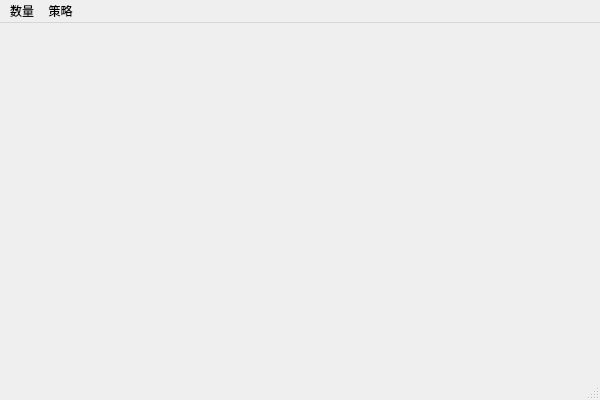
Above: config_mainwindow.ui from aobocodo/QTGUI_2 before the change. Below: the same form after it.
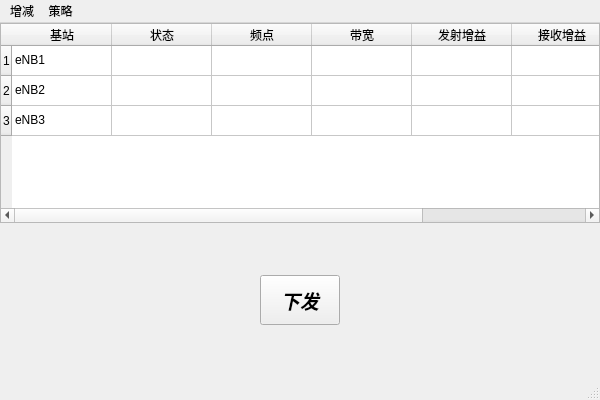
That is the form after the change.

Commit message: [M]add self-config panel

The edit to the form file:
```diff
--- a/config_mainwindow.ui
+++ b/config_mainwindow.ui
@@ -13,7 +13,175 @@
   <property name="windowTitle">
    <string>MainWindow</string>
   </property>
-  <widget class="QWidget" name="centralwidget"/>
+  <widget class="QWidget" name="centralwidget">
+   <layout class="QVBoxLayout" name="verticalLayout">
+    <property name="spacing">
+     <number>0</number>
+    </property>
+    <property name="leftMargin">
+     <number>0</number>
+    </property>
+    <property name="topMargin">
+     <number>0</number>
+    </property>
+    <property name="rightMargin">
+     <number>0</number>
+    </property>
+    <property name="bottomMargin">
+     <number>0</number>
+    </property>
+    <item>
+     <widget class="QTableWidget" name="tableWidget">
+      <property name="maximumSize">
+       <size>
+        <width>16777215</width>
+        <height>200</height>
+       </size>
+      </property>
+      <property name="styleSheet">
+       <string notr="true"/>
+      </property>
+      <row>
+       <property name="text">
+        <string>1</string>
+       </property>
+      </row>
+      <row>
+       <property name="text">
+        <string>2</string>
+       </property>
+      </row>
+      <row>
+       <property name="text">
+        <string>3</string>
+       </property>
+      </row>
+      <column>
+       <property name="text">
+        <string>基站</string>
+       </property>
+      </column>
+      <column>
+       <property name="text">
+        <string>状态</string>
+       </property>
+      </column>
+      <column>
+       <property name="text">
+        <string>频点</string>
+       </property>
+      </column>
+      <column>
+       <property name="text">
+        <string>带宽</string>
+       </property>
+      </column>
+      <column>
+       <property name="text">
+        <string>发射增益</string>
+       </property>
+      </column>
+      <column>
+       <property name="text">
+        <string>接收增益</string>
+       </property>
+      </column>
+      <column>
+       <property name="text">
+        <string>功率</string>
+       </property>
+      </column>
+      <item row="0" column="0">
+       <property name="text">
+        <string>eNB1</string>
+       </property>
+      </item>
+      <item row="0" column="1">
+       <property name="text">
+        <string/>
+       </property>
+      </item>
+      <item row="1" column="0">
+       <property name="text">
+        <string>eNB2</string>
+       </property>
+      </item>
+      <item row="2" column="0">
+       <property name="text">
+        <string>eNB3</string>
+       </property>
+      </item>
+     </widget>
+    </item>
+    <item>
+     <widget class="QWidget" name="widget" native="true">
+      <property name="maximumSize">
+       <size>
+        <width>16777215</width>
+        <height>200</height>
+       </size>
+      </property>
+      <property name="font">
+       <font>
+        <family>Abyssinica SIL</family>
+        <weight>50</weight>
+        <italic>true</italic>
+        <bold>false</bold>
+       </font>
+      </property>
+      <layout class="QHBoxLayout" name="horizontalLayout">
+       <item>
+        <spacer name="horizontalSpacer">
+         <property name="orientation">
+          <enum>Qt::Horizontal</enum>
+         </property>
+         <property name="sizeHint" stdset="0">
+          <size>
+           <width>242</width>
+           <height>20</height>
+          </size>
+         </property>
+        </spacer>
+       </item>
+       <item>
+        <widget class="QPushButton" name="pushButton">
+         <property name="minimumSize">
+          <size>
+           <width>80</width>
+           <height>50</height>
+          </size>
+         </property>
+         <property name="font">
+          <font>
+           <family>Abyssinica SIL</family>
+           <pointsize>14</pointsize>
+           <weight>75</weight>
+           <bold>true</bold>
+          </font>
+         </property>
+         <property name="text">
+          <string>下发</string>
+         </property>
+        </widget>
+       </item>
+       <item>
+        <spacer name="horizontalSpacer_2">
+         <property name="orientation">
+          <enum>Qt::Horizontal</enum>
+         </property>
+         <property name="sizeHint" stdset="0">
+          <size>
+           <width>242</width>
+           <height>20</height>
+          </size>
+         </property>
+        </spacer>
+       </item>
+      </layout>
+     </widget>
+    </item>
+   </layout>
+  </widget>
   <widget class="QMenuBar" name="menubar">
    <property name="geometry">
     <rect>
@@ -25,7 +193,7 @@
    </property>
    <widget class="QMenu" name="menu">
     <property name="title">
-     <string>数量</string>
+     <string>增减</string>
     </property>
     <addaction name="action"/>
     <addaction name="action_2"/>
```
The commit also changes 4 other files.
